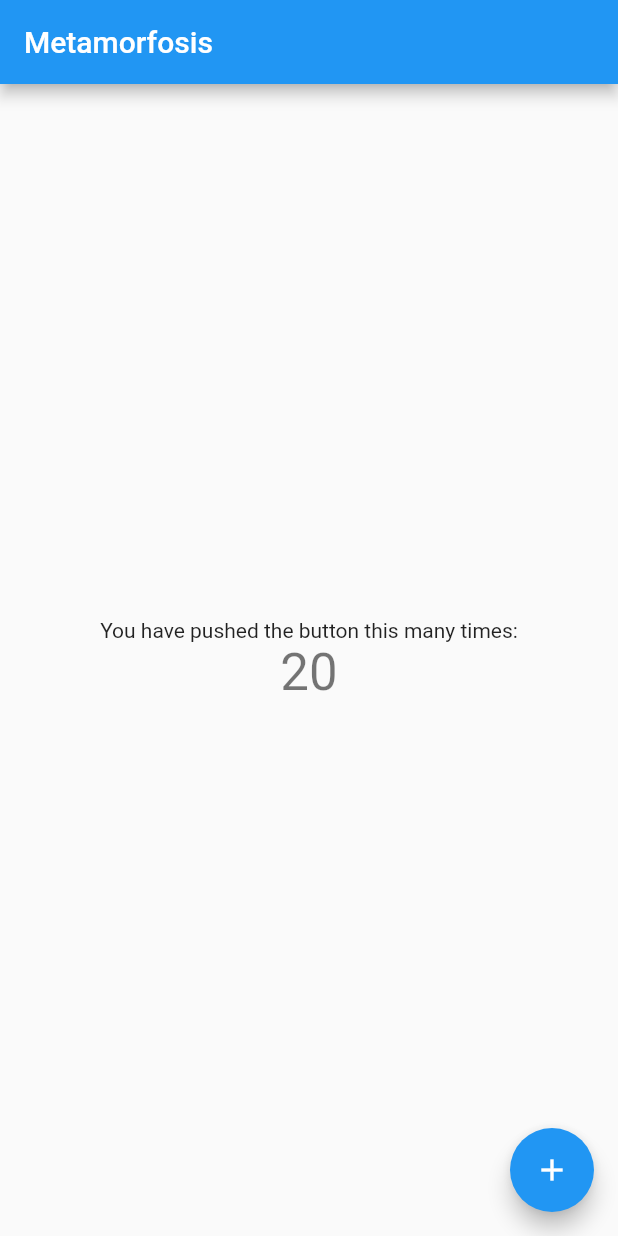
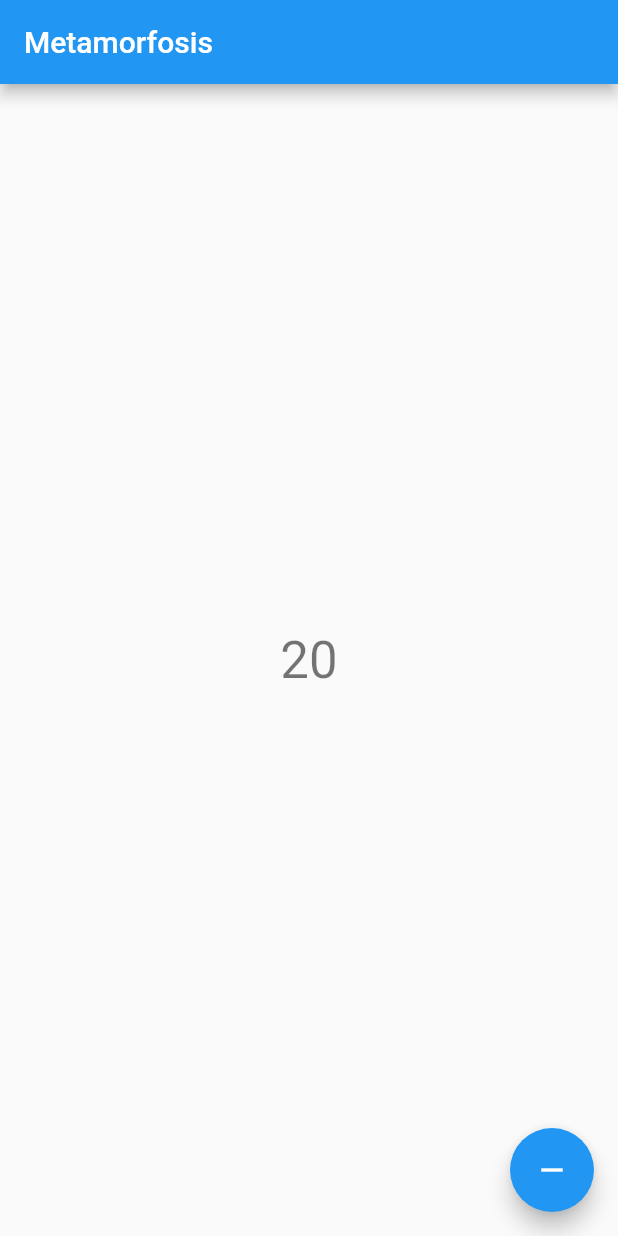
Before and after one commit to flourdes/prueba, a Flutter app: the screen it shows after launch, on a phone screen of 412 x 824 dp. Run offline on Flutter 3.47's test engine with Material 2 defaults, Android fonts, the phone set to English and light mode, and no system bars.

Commit message:
cambios contador

```diff
--- a/lib/main.dart
+++ b/lib/main.dart
@@ -35,7 +35,7 @@ class _MyHomePageState extends State<MyHomePage> {
 
   void _incrementCounter() {
     setState(() {
-      _counter++;
+      _counter--;
     });
   }
 
@@ -51,9 +51,6 @@ class _MyHomePageState extends State<MyHomePage> {
         child: Column(
           mainAxisAlignment: MainAxisAlignment.center,
           children: <Widget>[
-            const Text(
-              'You have pushed the button this many times:',
-            ),
             Text(
               '$_counter',
               style: Theme.of(context).textTheme.headline4,
@@ -63,8 +60,7 @@ class _MyHomePageState extends State<MyHomePage> {
       ),
       floatingActionButton: FloatingActionButton(
         onPressed: _incrementCounter,
-        tooltip: 'Increment',
-        child: const Icon(Icons.add),
+        child: const Icon(Icons.remove),
       ), // This trailing comma makes auto-formatting nicer for build methods.
     );
   }
```
